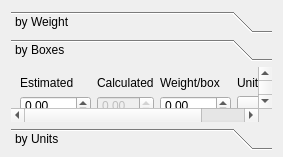
Above: CatchInputCtrl/catchinputfrm.ui from doublebyte1/CatchInputCtrl before the change. Below: the same form after it.
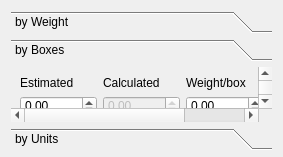
That is the form after the change. The open tabs and pages were chosen to show the change.

Commit message: - Amended maximum value on weight boxes to 10000

The edit to the form file:
```diff
--- a/CatchInputCtrl/catchinputfrm.ui
+++ b/CatchInputCtrl/catchinputfrm.ui
@@ -325,7 +325,7 @@
           <string>Estimated number of boxes</string>
          </property>
          <property name="maximum">
-          <double>1000.000000000000000</double>
+          <double>50000.000000000000000</double>
          </property>
         </widget>
        </item>
@@ -360,6 +360,9 @@
           <string>Calculated number of boxes 
  (comes from the aggregation of totals introduced in next forms)</string>
          </property>
+         <property name="maximum">
+          <double>50000.000000000000000</double>
+         </property>
         </widget>
        </item>
        <item row="1" column="2">
@@ -389,7 +392,7 @@
           <string>Box weight</string>
          </property>
          <property name="maximum">
-          <double>1000.000000000000000</double>
+          <double>50000.000000000000000</double>
          </property>
         </widget>
        </item>
```
Left out of the diff: 9 changed lines with no effect on the pictures. The commit also changes 26 other files.
